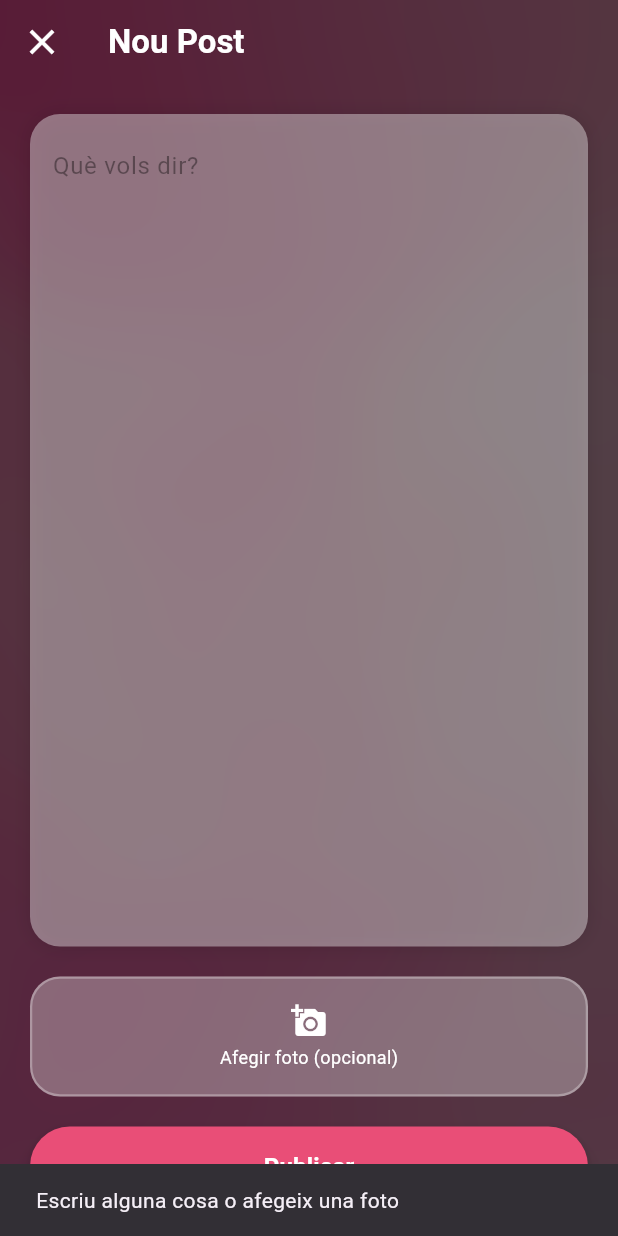
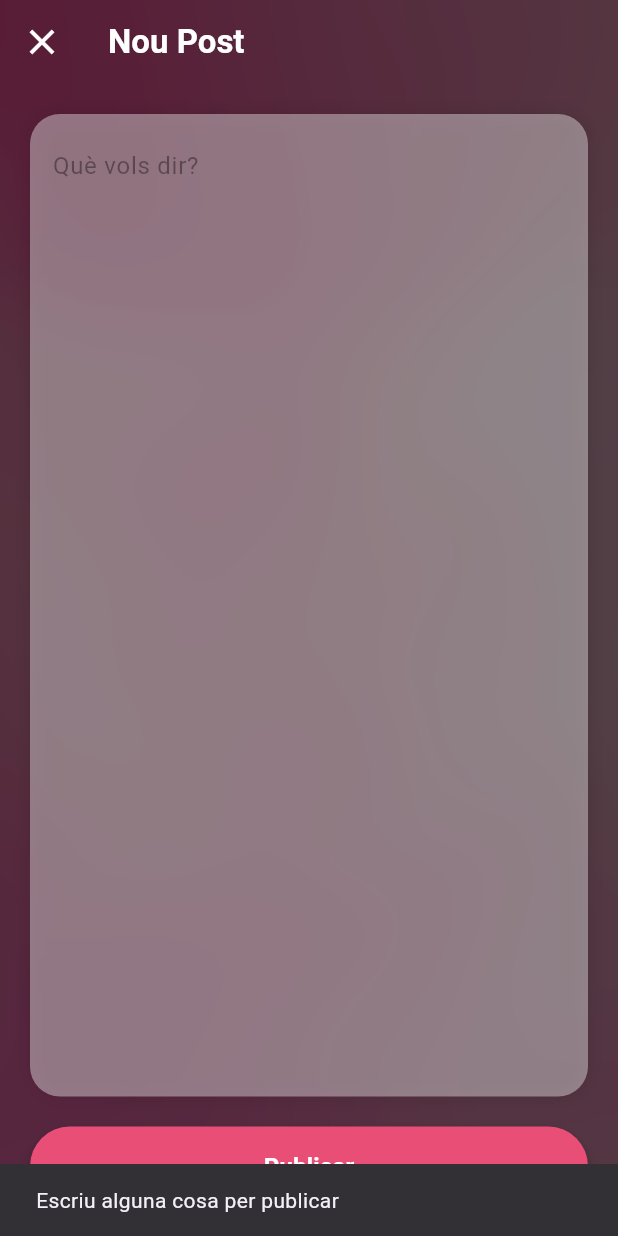
Before and after one commit to oriolnieto/FlowVenue, a Flutter app: the CreatePostView screen opened directly with empty values, after a tap on "Publicar", on a phone screen of 412 x 824 dp. Run offline on Flutter 3.47's test engine with Material 3 defaults, Android fonts, the phone set to English and light mode, and no system bars; our stand-ins replace cloud_firestore, firebase_auth, firebase_core, firebase_storage, pinput, table_calendar; missing offline and left inert: spotify_sdk; accounts and stored records are empty.

Commit message:
Update CreatePostView_view.dart

```diff
--- a/lib/view/CreatePostView_view.dart
+++ b/lib/view/CreatePostView_view.dart
@@ -23,29 +23,25 @@ class CreatePostView extends StatefulWidget {
 class _CreatePostViewState extends State<CreatePostView> {
     final TextEditingController _textController = TextEditingController();
     final DbServices _dbServices = DbServices();
-    bool _imageSelected = false;
     bool _isLoading = false;
 
     final Color primaryPink = const Color(0xFFE94E77);
 
     Future<void> _enviarPost() async {
-        if (_textController.text.isEmpty && !_imageSelected) {
+        if (_textController.text.trim().isEmpty) { // comprovació rapida per evitar problems!
             ScaffoldMessenger.of(context).showSnackBar(
-                const SnackBar(content: Text("Escriu alguna cosa o afegeix una foto")),
+                const SnackBar(content: Text("Escriu alguna cosa per publicar")),
             );
             return;
         }
 
         setState(() => _isLoading = true);
 
-        String? imageUrl = _imageSelected ? "https://images.unsplash.com/photo-1514525253361-bee8718a7439?q=80&w=1000&auto=format&fit=crop" : null;
-
         bool success = await _dbServices.crearPost(
             username: widget.usuari.username,
             content: widget.isReply
                 ? "Re: @${widget.originalUser} -> ${_textController.text}"
                 : _textController.text,
-            imageUrl: imageUrl,
         );
 
         setState(() => _isLoading = false);
@@ -68,7 +64,10 @@ class _CreatePostViewState extends State<CreatePostView> {
             appBar: AppBar(
                 backgroundColor: Colors.transparent,
                 elevation: 0,
-                title: Text(widget.isReply ? "Respondre" : "Nou Post", style: const TextStyle(color: Colors.white, fontWeight: FontWeight.bold)),
+                title: Text(
+                    widget.isReply ? "Respondre" : "Nou Post",
+                    style: const TextStyle(color: Colors.white, fontWeight: FontWeight.bold),
+                ),
                 leading: IconButton(
                     icon: const Icon(Icons.close, color: Colors.white, size: 28),
                     onPressed: () => Navigator.pop(context),
@@ -98,7 +97,7 @@ class _CreatePostViewState extends State<CreatePostView> {
                                         decoration: BoxDecoration(
                                             color: Colors.white38,
                                             borderRadius: BorderRadius.circular(20),
-                                            boxShadow: [
+                                            boxShadow: const [
                                                 BoxShadow(color: Colors.black12, blurRadius: 10)
                                             ],
                                         ),
@@ -108,33 +107,12 @@ class _CreatePostViewState extends State<CreatePostView> {
                                             expands: true,
                                             style: const TextStyle(color: Colors.black87),
                                             decoration: InputDecoration(
-                                                hintText: widget.isReply ? "Escriu una resposta..." : "Què vols dir?",
+                                                hintText: widget.isReply
+                                                    ? "Escriu una resposta..."
+                                                    : "Què vols dir?",
                                                 hintStyle: const TextStyle(color: Colors.black38),
                                                 border: InputBorder.none,
                                             ),
-                                        ),
-                                    ),
-                                ),
-                                const SizedBox(height: 20),
-                                GestureDetector(
-                                    onTap: () => setState(() => _imageSelected = !_imageSelected),
-                                    child: Container(
-                                        height: 80,
-                                        width: double.infinity,
-                                        decoration: BoxDecoration(
-                                            color: Colors.white30,
-                                            borderRadius: BorderRadius.circular(20),
-                                            border: Border.all(color: Colors.white30, width: 1.5),
-                                        ),
-                                        child: _imageSelected
-                                            ? Icon(Icons.check_circle, color: primaryPink, size: 40)
-                                            : const Column(
-                                            mainAxisAlignment: MainAxisAlignment.center,
-                                            children: [
-                                                Icon(Icons.add_a_photo, color: Colors.white),
-                                                SizedBox(height: 4),
-                                                Text("Afegir foto (opcional)", style: TextStyle(color: Colors.white, fontSize: 12))
-                                            ],
                                         ),
                                     ),
                                 ),
@@ -150,9 +128,18 @@ class _CreatePostViewState extends State<CreatePostView> {
                                         ),
                                         onPressed: _isLoading ? null : _enviarPost,
                                         child: _isLoading
-                                            ? const SizedBox(height: 20, width: 20, child: CircularProgressIndicator(color: Colors.white, strokeWidth: 2))
-                                            : Text(widget.isReply ? "Respondre" : "Publicar",
-                                            style: const TextStyle(fontWeight: FontWeight.bold, color: Colors.white, fontSize: 16)),
+                                            ? const SizedBox(
+                                            height: 20,
+                                            width: 20,
+                                            child: CircularProgressIndicator(
+                                                color: Colors.white, strokeWidth: 2))
+                                            : Text(
+                                            widget.isReply ? "Respondre" : "Publicar",
+                                            style: const TextStyle(
+                                                fontWeight: FontWeight.bold,
+                                                color: Colors.white,
+                                                fontSize: 16),
+                                        ),
                                     ),
                                 ),
                             ],
@@ -175,10 +162,15 @@ class _CreatePostViewState extends State<CreatePostView> {
             child: Column(
                 crossAxisAlignment: CrossAxisAlignment.start,
                 children: [
-                    Text("@${widget.originalUser}", style: TextStyle(color: primaryPink, fontWeight: FontWeight.bold)),
+                    Text("@${widget.originalUser}",
+                        style: TextStyle(color: primaryPink, fontWeight: FontWeight.bold)),
                     const SizedBox(height: 4),
-                    Text(widget.originalContent ?? "Post original",
-                        maxLines: 2, overflow: TextOverflow.ellipsis, style: const TextStyle(color: Colors.black54, fontSize: 13)),
+                    Text(
+                        widget.originalContent ?? "Post original",
+                        maxLines: 2,
+                        overflow: TextOverflow.ellipsis,
+                        style: const TextStyle(color: Colors.black54, fontSize: 13),
+                    ),
                 ],
             ),
         );
```
